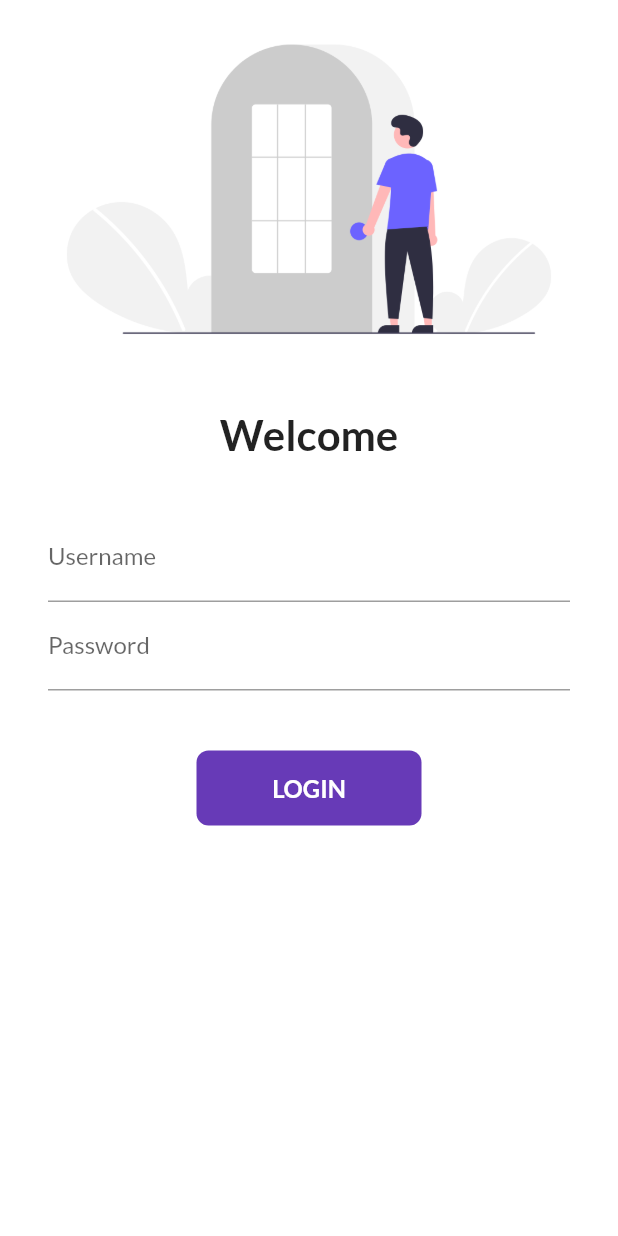
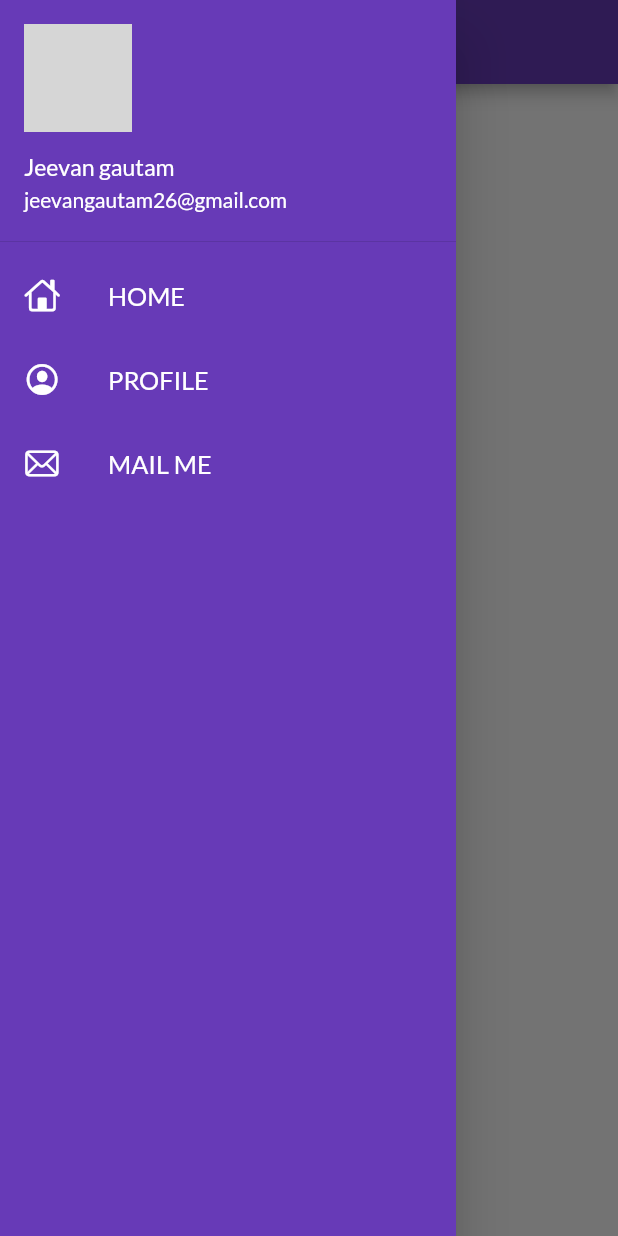
Before and after one commit to HelloJeevan/FlashDortKart, a Flutter app: the screen it shows after launch, with the side drawer open (before the commit the screen has no drawer), on a phone screen of 412 x 824 dp. Run offline on Flutter 3.47's test engine with Material 2 defaults, Android fonts, the phone set to English and light mode, and no system bars; our stand-ins replace google_fonts; network calls fail; grey boxes are pictures that could not be loaded.

Commit message:
day5 completed

```diff
--- a/lib/Pages/HomePage.dart
+++ b/lib/Pages/HomePage.dart
@@ -1,4 +1,6 @@
 import 'package:flutter/material.dart';
+
+import '../widgets/drawer.dart';
 class HomePage extends StatelessWidget {
 
   @override
@@ -12,7 +14,7 @@ class HomePage extends StatelessWidget {
             child:Text("Hello World"),
           ),
         ),
-        drawer: Drawer(),
+        drawer: MyDrawer(),
       );
   }
 }
--- a/lib/main.dart
+++ b/lib/main.dart
@@ -21,6 +21,7 @@ class MyApp extends StatelessWidget {
       darkTheme: ThemeData(
         brightness: Brightness.dark
       ),
+      initialRoute: MyRoutes.homeRoute,
       routes: {
         "/" :(context) => LoginPage(),
         MyRoutes.loginRoute:(context) => LoginPage(),
--- /dev/null
+++ b/lib/widgets/drawer.dart
@@ -0,0 +1,59 @@
+import 'package:flutter/cupertino.dart';
+import 'package:flutter/material.dart';
+class MyDrawer extends StatelessWidget {
+
+  @override
+  Widget build(BuildContext context) {
+    String imageurl = "https://www.99images.com/photos/wallpapers/3d-abstract/iron-man-4kandroid-iphone-desktop-hd-backgrounds-wallpapers-1080p-4k-3rgcf.jpg?v=1578057366";
+    return Drawer(
+      child: Container(
+        color: Colors.deepPurple,
+        child: ListView(
+
+          children: [
+            DrawerHeader(
+              padding: EdgeInsets.zero,
+              child: UserAccountsDrawerHeader(
+                margin: EdgeInsets.zero,
+                accountName: Text("Jeevan gautam",
+                textScaleFactor: 1.1,
+                ),
+                accountEmail: Text("jeevangautam26@gmail.com"),
+                currentAccountPicture: CircleAvatar(
+                  backgroundImage: NetworkImage(imageurl),
+                ),
+                ),
+                ),
+                ListTile(
+                  leading: Icon(CupertinoIcons.home,color: Colors.white,),
+                  title: Text("HOME",
+                  textScaleFactor: 1.2,
+                  style:TextStyle(
+                    color: Colors.white,
+                  ) ,
+                  ),
+                ),
+                ListTile(
+                  leading: Icon(CupertinoIcons.profile_circled,color: Colors.white,),
+                  title: Text("PROFILE",
+                  textScaleFactor: 1.2,
+                  style:TextStyle(
+                    color: Colors.white,
+                  ) ,
+                  ),
+                ),
+                ListTile(
+                  leading: Icon(CupertinoIcons.mail,color: Colors.white,),
+                  title: Text("MAIL ME",
+                  textScaleFactor: 1.2,
+                  style:TextStyle(
+                    color: Colors.white,
+                  ) ,
+                  ),
+                ),
+          ],
+        ),
+      ),
+    );
+  }
+}
```
